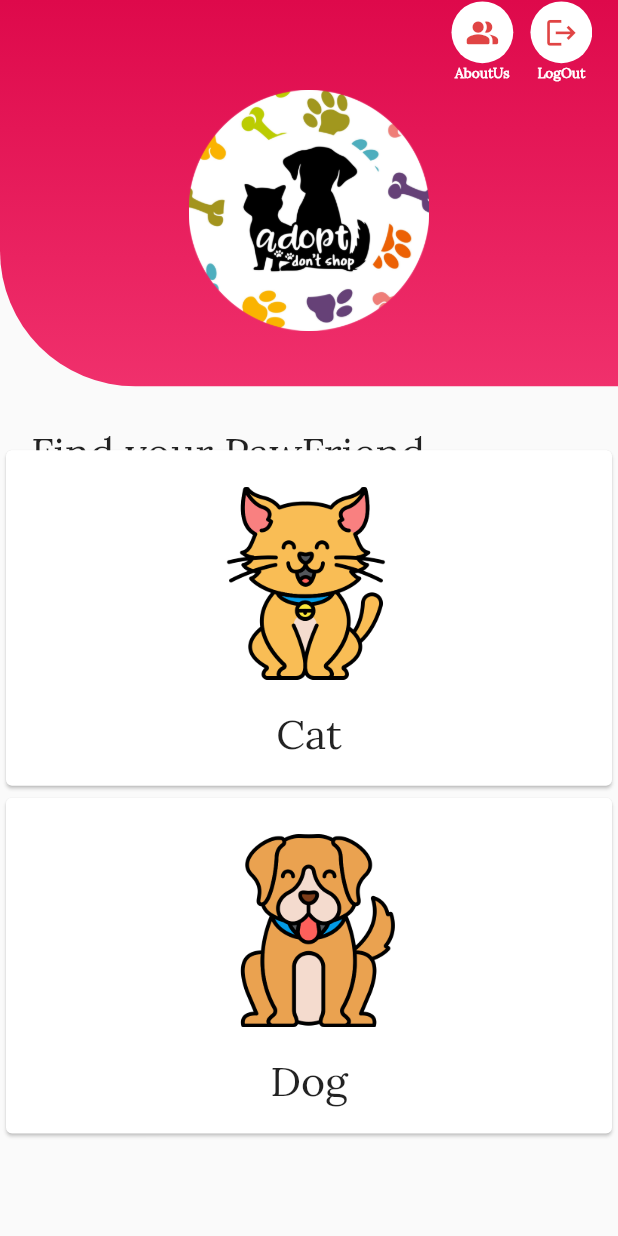
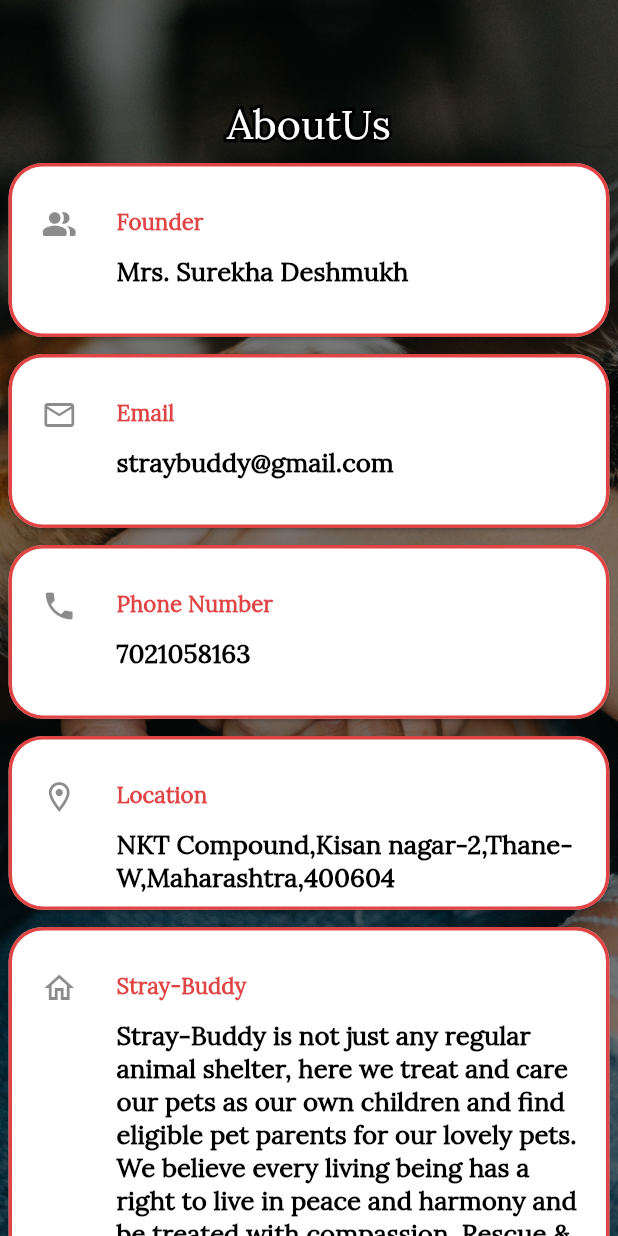
Before and after one commit to shubhangi018/adoptme, a Flutter app: the screen it shows once a user with an empty profile is signed in, after a tap on the "people alt" icon, on a phone screen of 412 x 824 dp. Run offline on Flutter 3.47's test engine with Material 2 defaults, Android fonts, the phone set to English and light mode, and no system bars; our stand-ins replace cloud_firestore, firebase_auth, firebase_core, flutter_screenutil, flutter_spinkit, form_field_validator; accounts and stored records are empty.

Commit message:
Initial Commit

```diff
--- /dev/null
+++ b/lib/Screens/about_us.dart
@@ -0,0 +1,110 @@
+// ignore_for_file: use_key_in_widget_constructors
+
+import 'package:animaladopt/project_imports.dart';
+
+class AboutUs extends StatelessWidget {
+
+  final List<Map<String, dynamic>> _details = [
+    {
+      'Title': Strings.founder,
+      'Icon': ProjectIcons.fullNameIcon,
+      'SubTitle': Strings.founderName,
+    },
+    {
+      'Title': Strings.email,
+      'Icon': ProjectIcons.emailIcon,
+      'SubTitle': Strings.shelterEmail,
+    },
+    {
+      'Title': Strings.phoneNumber,
+      'Icon': ProjectIcons.phoneNumberIcon,
+      'SubTitle': Strings.founderNumber,
+    },
+    {
+      'Title': Strings.location,
+      'Icon': ProjectIcons.location,
+      'SubTitle': Strings.shelterLocation,
+    },
+    {
+      'Title': Strings.shelterName,
+      'Icon': ProjectIcons.shelter,
+      'SubTitle': Strings.shelterInfo,
+    },
+  ];
+
+  @override
+  Widget build(BuildContext context) {
+    return Scaffold(
+      body: Container(
+        width: ScreenUtil().screenWidth,
+        height: ScreenUtil().screenHeight,
+        decoration: BoxDecoration(
+            image: DecorationImage(
+              fit: BoxFit.cover,
+              colorFilter:
+              ColorFilter.mode(Colors.black.withOpacity(0.5), BlendMode.srcOver),
+              image: AssetImage(ImageStrings.splashBG),
+            )),
+
+        child: Stack(
+          children: <Widget>[
+
+            Align(
+                alignment: Alignment.topCenter,
+                child: titleUI(0.w,50.h,24.sp,4.sp,Strings.aboutUs)
+            ),
+
+            Container(
+              alignment: Alignment.center,
+              padding: EdgeInsets.only(top: 80.h),
+              child: ListView.builder(
+                  itemCount: _details.length,
+                  itemBuilder: (context, index){
+                    return Card(
+                      margin: EdgeInsets.all(5.sp),
+                      shape: RoundedRectangleBorder(
+                          borderRadius: BorderRadius.circular(20.sp),
+                          side: BorderSide(width: 2.sp, color: ProjectColors.primaryT)),
+                      child: SizedBox(
+                        height: _details[index]['Title'] == Strings.shelterName ? 260.h : 90.h,
+                        child: ListTile(
+
+                          leading: Container(
+                              padding: EdgeInsets.only(top: 10.h, left: 5.w),
+                              child: _details[index]['Icon']),
+
+                          title: Padding(
+                            padding: EdgeInsets.only(top: 20.h),
+                            child: Text(
+                              _details[index]['Title'],
+                              style: TextStyle(
+                                fontSize: 13.sp,
+                                fontWeight: FontWeight.bold,
+                                color: ProjectColors.primaryT,
+                              ),
+                            ),
+                          ),
+
+                          subtitle: Container(
+                            padding: EdgeInsets.only(top: 10.h),
+                            child: Text(
+                              _details[index]['SubTitle'],
+                              style: TextStyle(
+                                fontSize: 15.sp,
+                                fontWeight: FontWeight.bold,
+                                color: Colors.black,
+                              ),
+                            ),
+                          ),
+                        ),
+                      ),
+                    );
+                  }
+              ),
+            )
+          ],
+        ),
+      ),
+    );
+  }
+}
--- a/lib/Screens/home_page.dart
+++ b/lib/Screens/home_page.dart
@@ -1,6 +1,5 @@
 // ignore_for_file: use_key_in_widget_constructors
-import 'package:animaladopt/Screens/adoption_page.dart';
-import 'package:animaladopt/SharedWidgets/pet_data.dart';
+
 import 'package:animaladopt/project_imports.dart';
 
 ///This class is the HomePage for the Project
@@ -11,6 +10,7 @@ class HomePage extends StatefulWidget {
 
 class _HomePageState extends State<HomePage> {
   ///Declarations and Initializations
+  final AuthService _auth = AuthService();
   final petData = PetDataInfo();
 
   final List<Map<String, dynamic>> petList = [
@@ -65,9 +65,9 @@ class _HomePageState extends State<HomePage> {
                 backgroundColor: Colors.white,
                 child: IconButton(
                   onPressed: () {
-                    ///Navigation to DetailsPage
-                    // Navigator.push(context,
-                    //     MaterialPageRoute(builder: (context) => DetailsPage()));
+                    ///Navigation to AboutUs
+                    Navigator.push(context,
+                        MaterialPageRoute(builder: (context) => AboutUs()));
                   },
                   icon: ProjectIcons.detailsIcon,
                   iconSize: 20.sp,
@@ -101,7 +101,7 @@ class _HomePageState extends State<HomePage> {
                 backgroundColor: Colors.white,
                 child: IconButton(
                   onPressed: () async {
-                    //await _auth.signOut();
+                    await _auth.signOut();
                   },
                   icon: ProjectIcons.logOutIcon,
                   iconSize: 20.sp,
--- a/lib/SharedWidgets/pet_data.dart
+++ b/lib/SharedWidgets/pet_data.dart
@@ -11,6 +11,7 @@ class PetDataInfo{
         'gender': PetGender.c_1Gender,
         'age': PetAge.c_1Age,
         'info': PetInfo.c_1Info,
+        'location': PetLocation.c_1Location,
         'url': PetURL.c_1URL
       },
       {
@@ -18,6 +19,7 @@ class PetDataInfo{
         'gender': PetGender.c_2Gender,
         'age': PetAge.c_2Age,
         'info': PetInfo.c_2Info,
+        'location': PetLocation.c_2Location,
         'url': PetURL.c_2URL
       },
       {
@@ -25,13 +27,15 @@ class PetDataInfo{
         'gender': PetGender.c_3Gender,
         'age': PetAge.c_3Age,
         'info': PetInfo.c_3Info,
+        'location': PetLocation.c_3Location,
         'url': PetURL.c_3URL
       },
       {
         'name': PetName.c_4Name,
-        'gender': PetGender.c_4Gender,
+        'gender': PetGender.c_3Gender,
         'age': PetAge.c_4Age,
         'info': PetInfo.c_4Info,
+        'location': PetLocation.c_4Location,
         'url': PetURL.c_4URL
       },
       {
@@ -39,6 +43,7 @@ class PetDataInfo{
         'gender': PetGender.c_5Gender,
         'age': PetAge.c_5Age,
         'info': PetInfo.c_5Info,
+        'location': PetLocation.c_5Location,
         'url': PetURL.c_5URL
       }
     ];
@@ -53,6 +58,7 @@ class PetDataInfo{
         'gender': PetGender.d_1Gender,
         'age': PetAge.d_1Age,
         'info': PetInfo.d_1Info,
+        'location': PetLocation.d_1Location,
         'url': PetURL.d_1URL
       },
       {
@@ -60,6 +66,7 @@ class PetDataInfo{
         'gender': PetGender.d_2Gender,
         'age': PetAge.d_2Age,
         'info': PetInfo.d_2Info,
+        'location': PetLocation.d_2Location,
         'url': PetURL.d_2URL
       },
       {
@@ -67,6 +74,7 @@ class PetDataInfo{
         'gender': PetGender.d_3Gender,
         'age': PetAge.d_3Age,
         'info': PetInfo.d_3Info,
+        'location': PetLocation.d_3Location,
         'url': PetURL.d_3URL
       },
       {
@@ -74,6 +82,7 @@ class PetDataInfo{
         'gender': PetGender.d_4Gender,
         'age': PetAge.d_4Age,
         'info': PetInfo.d_4Info,
+        'location': PetLocation.d_4Location,
         'url': PetURL.d_4URL
       },
       {
@@ -81,6 +90,7 @@ class PetDataInfo{
         'gender': PetGender.d_5Gender,
         'age': PetAge.d_5Age,
         'info': PetInfo.d_5Info,
+        'location': PetLocation.d_5Location,
         'url': PetURL.d_5URL
       }
     ];
--- a/lib/SharedWidgets/pet_info.dart
+++ b/lib/SharedWidgets/pet_info.dart
@@ -51,7 +51,7 @@ class PetAge {
 class PetInfo {
   PetInfo._();
 
-  static String c_1Info = 'She is very attractive,playful!';
+  static String c_1Info = 'She is very attractive and playful!';
   static String c_2Info = 'He is very smart and human friendly cat!';
   static String c_3Info = 'She is very calm and family oriented cat!';
   static String c_4Info = 'She is in need of a pet parent hurry and adopt her!';
@@ -80,3 +80,19 @@ class PetURL {
   static String d_5URL= 'assets/images/Dog/Moti.jpg';
 
 }
+
+class PetLocation {
+  PetLocation._();
+
+  static String c_1Location = 'Road N.o 16, Thane';
+  static String c_2Location = 'Yashodhan Nagar, Thane';
+  static String c_3Location = 'Near Thane Railway Station';
+  static String c_4Location = 'Vaishali Nagar, Mulund';
+  static String c_5Location = 'Shastri Nagar, Road N.o 2, Thane';
+  static String d_1Location = 'Shree-Nagar, Thane';
+  static String d_2Location = 'LBS road, Opp to Ambaji Medical, Mulund';
+  static String d_3Location = 'Near Mulund Railway Station';
+  static String d_4Location = 'Lokmanya Nagar Bus Depot, Thane';
+  static String d_5Location= 'Kisan Nagar - 2, Thane';
+
+}
--- a/lib/config/styling.dart
+++ b/lib/config/styling.dart
@@ -38,6 +38,14 @@ class Strings{
   static String pawFriend = 'Find your PawFriend';
   static String logout = 'LogOut';
   static String adopt = 'Adopt';
+  static String founder = 'Founder';
+  static String location = 'Location';
+  static String shelterName = 'Stray-Buddy';
+  static String founderName = 'Mrs. Surekha Deshmukh';
+  static String shelterEmail = 'straybuddy@gmail.com';
+  static String founderNumber = '7021058163';
+  static String shelterLocation = 'NKT Compound,Kisan nagar-2,Thane-W,Maharashtra,400604';
+  static String shelterInfo = "Stray-Buddy is not just any regular animal shelter, here we treat and care our pets as our own children and find eligible pet parents for our lovely pets. We believe every living being has a right to live in peace and harmony and be treated with compassion. Rescue & Rehabilitation | Animal Right & Advocacy | Awareness among citizens for adoption of strays.\n'ALL GREAT & SMALL CREATURES, GOD MADE THEM ALL'";
 
 }
 
@@ -51,14 +59,13 @@ class ProjectIcons {
   static const fullNameIcon = Icon(Icons.people_alt_rounded);
   static const phoneNumberIcon = Icon(Icons.phone);
   static const popIcon = Icon(Icons.arrow_back_ios_rounded);
-  static const downloadIcon = Icon(Icons.download_rounded);
   static const detailsIcon = Icon(Icons.people_alt_rounded);
   static const logOutIcon = Icon(Icons.logout);
-  static const uploadIcon = Icon(Icons.arrow_circle_up);
-  static const addIcon = Icon(Icons.add_circle_outline);
-  static const removeIcon = Icon(Icons.remove_circle_outline);
   static const female = Icon(Icons.female_outlined);
   static const male = Icon(Icons.male_outlined);
+  static const location = Icon(Icons.location_on_outlined);
+  static const shelter = Icon(Icons.home_outlined);
+
 }
 
 ///This class will contain all the colors required during building project
--- a/lib/project_imports.dart
+++ b/lib/project_imports.dart
@@ -4,6 +4,8 @@ export 'dart:async';
 export 'package:animaladopt/config/styling.dart';
 
 export 'package:animaladopt/Models/user_model.dart';
+export 'package:animaladopt/Screens/about_us.dart';
+export 'package:animaladopt/Screens/adoption_page.dart';
 export 'package:animaladopt/Screens/home_page.dart';
 export 'package:animaladopt/Screens/login_page.dart';
 export 'package:animaladopt/Screens/register_page.dart';
@@ -12,6 +14,7 @@ export 'package:animaladopt/Services/user_auth.dart';
 export 'package:animaladopt/Services/user_authentication.dart';
 export 'package:animaladopt/Services/user_database.dart';
 export 'package:animaladopt/Services/wrapper.dart';
+export 'package:animaladopt/SharedWidgets/pet_data.dart';
 export 'package:animaladopt/SharedWidgets/titleUI.dart';
 export 'package:animaladopt/SharedWidgets/loading.dart';
 export 'package:animaladopt/SharedWidgets/textFormFieldUI.dart';
```
Also changed, not shown: lib/Screens/adoption_page.dart (+22 -1 lines).
